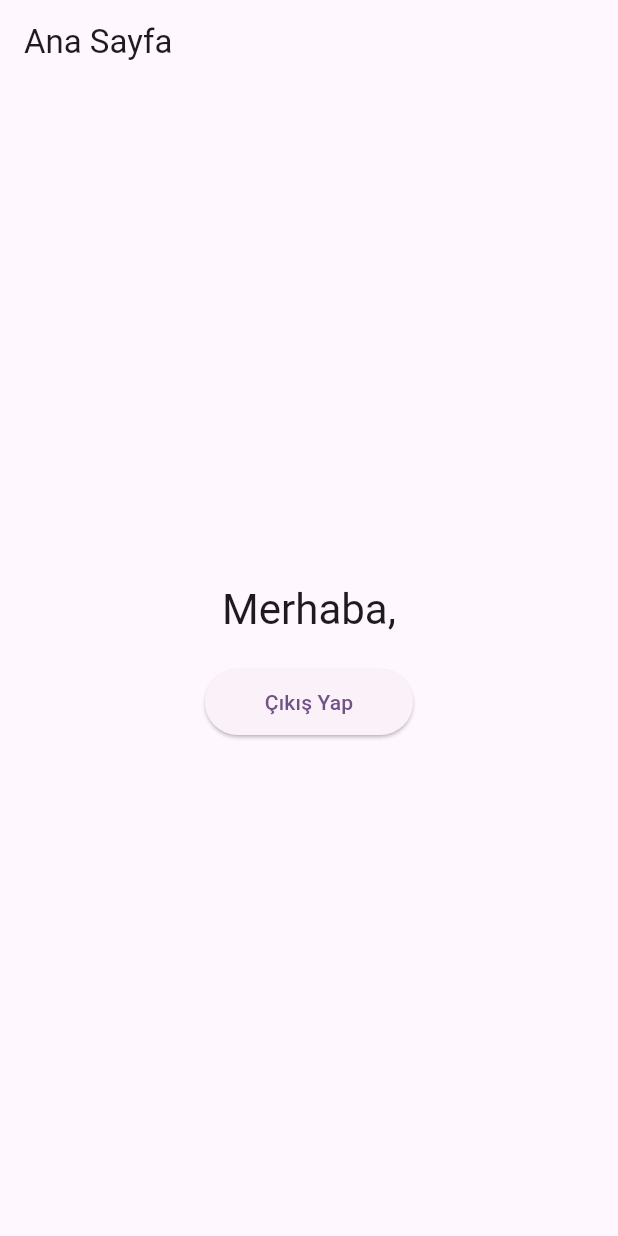
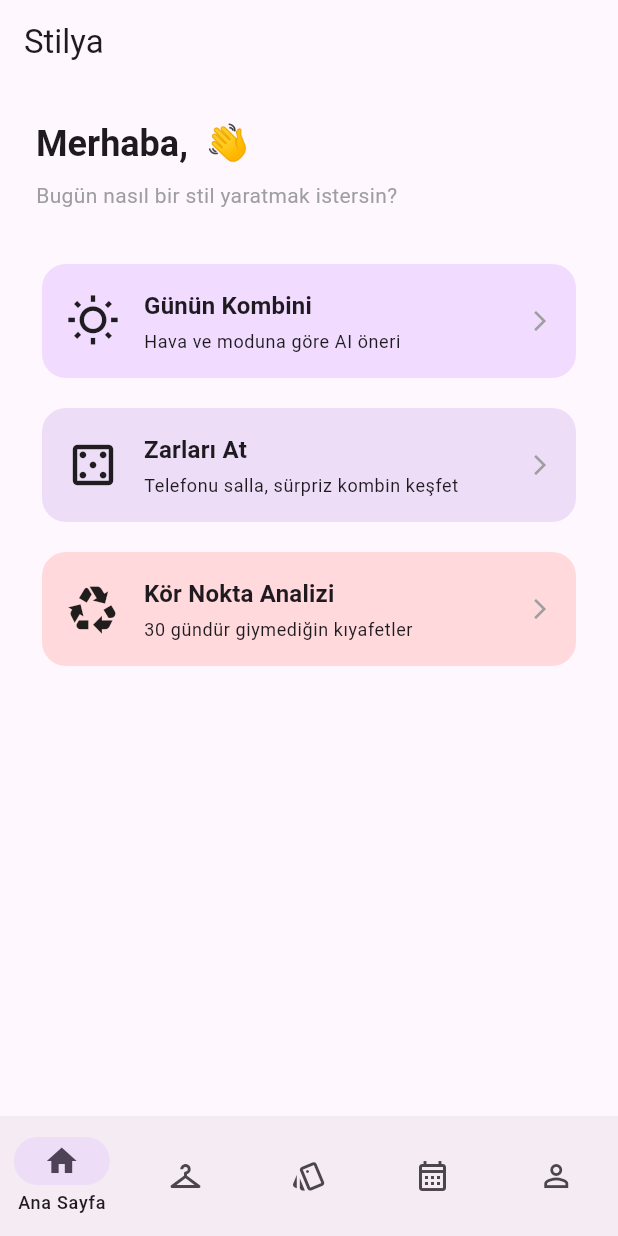
Before and after one commit to melike0019/Stilya, a Flutter app: the screen it shows once a user with an empty profile is signed in, on a phone screen of 412 x 824 dp. Run offline on Flutter 3.47's test engine with Material 3 defaults, Android fonts, the phone set to English and light mode, and no system bars; our stand-ins replace cloud_firestore, firebase_auth, firebase_core, firebase_storage, flutter_image_compress; accounts and stored records are empty.

Commit message:
feat: Navigasyon tamamlandı - MainShell ve tab ekranları eklendi
- MainShell: IndexedStack + NavigationBar ile 5 sekmeli ana kabuk (Ana Sayfa, Gardırop, Kombin, Ajanda, Profil)

- HomeScreen: karşılama mesajı ve özellik önizleme kartları ile güncellendi

- ProfileScreen: avatar, kullanıcı bilgileri ve çıkış butonu

- WardrobeScreen, OutfitScreen, PlannerScreen: Faz-2/3 için placeholder

- AuthGate: giriş sonrası HomeScreen yerine MainShell'e yönlendirildi

```diff
--- a/lib/screens/auth/auth_gate.dart
+++ b/lib/screens/auth/auth_gate.dart
@@ -3,7 +3,7 @@ import 'package:provider/provider.dart';
 
 import '../../providers/auth_provider.dart';
 import 'auth_screen.dart';
-import '../../screens/home/home_screen.dart';
+import '../main_shell.dart';
 
 class AuthGate extends StatelessWidget {
   const AuthGate({super.key});
@@ -24,6 +24,6 @@ class AuthGate extends StatelessWidget {
       return const AuthScreen();
     }
 
-    return const HomeScreen();
+    return const MainShell();
   }
 }
--- a/lib/screens/home/home_screen.dart
+++ b/lib/screens/home/home_screen.dart
@@ -9,42 +9,109 @@ class HomeScreen extends StatelessWidget {
   @override
   Widget build(BuildContext context) {
     final auth = context.watch<AuthProvider>();
-
     final name = auth.user?.displayName ?? auth.user?.email ?? 'Kullanıcı';
 
     return Scaffold(
       appBar: AppBar(
-        title: const Text('Ana Sayfa'),
+        title: const Text('Stilya'),
+        centerTitle: false,
       ),
       body: SafeArea(
-        child: Center(
         child: Padding(
           padding: const EdgeInsets.all(24),
           child: Column(
-              mainAxisSize: MainAxisSize.min,
+            crossAxisAlignment: CrossAxisAlignment.start,
             children: [
               Text(
-                  'Merhaba, $name',
-                  style: Theme.of(context).textTheme.headlineMedium,
-                  textAlign: TextAlign.center,
-                ),
-                const SizedBox(height: 20),
-                ElevatedButton(
-                  onPressed: auth.isLoading
-                      ? null
-                      : () async {
-                          await context.read<AuthProvider>().signOut();
-                        },
-                  child: const Padding(
-                    padding: EdgeInsets.symmetric(vertical: 12, horizontal: 16),
-                    child: Text('Çıkış Yap'),
+                'Merhaba, $name 👋',
+                style: Theme.of(context).textTheme.headlineSmall?.copyWith(
+                      fontWeight: FontWeight.bold,
                     ),
               ),
+              const SizedBox(height: 8),
+              Text(
+                'Bugün nasıl bir stil yaratmak istersin?',
+                style: Theme.of(context).textTheme.bodyMedium?.copyWith(
+                      color: Colors.grey,
+                    ),
+              ),
+              const SizedBox(height: 32),
+              // Yakında gelecek özellik kartları
+              _FeatureCard(
+                icon: Icons.wb_sunny_outlined,
+                title: 'Günün Kombini',
+                subtitle: 'Hava ve moduna göre AI öneri',
+                color: Theme.of(context).colorScheme.primaryContainer,
+              ),
+              const SizedBox(height: 12),
+              _FeatureCard(
+                icon: Icons.casino_outlined,
+                title: 'Zarları At',
+                subtitle: 'Telefonu salla, sürpriz kombin keşfet',
+                color: Theme.of(context).colorScheme.secondaryContainer,
+              ),
+              const SizedBox(height: 12),
+              _FeatureCard(
+                icon: Icons.recycling_outlined,
+                title: 'Kör Nokta Analizi',
+                subtitle: '30 gündür giymediğin kıyafetler',
+                color: Theme.of(context).colorScheme.tertiaryContainer,
+              ),
             ],
-            ),
           ),
         ),
       ),
     );
   }
 }
+
+class _FeatureCard extends StatelessWidget {
+  final IconData icon;
+  final String title;
+  final String subtitle;
+  final Color color;
+
+  const _FeatureCard({
+    required this.icon,
+    required this.title,
+    required this.subtitle,
+    required this.color,
+  });
+
+  @override
+  Widget build(BuildContext context) {
+    return Card(
+      color: color,
+      elevation: 0,
+      shape: RoundedRectangleBorder(borderRadius: BorderRadius.circular(16)),
+      child: Padding(
+        padding: const EdgeInsets.all(16),
+        child: Row(
+          children: [
+            Icon(icon, size: 36),
+            const SizedBox(width: 16),
+            Expanded(
+              child: Column(
+                crossAxisAlignment: CrossAxisAlignment.start,
+                children: [
+                  Text(
+                    title,
+                    style: Theme.of(context).textTheme.titleMedium?.copyWith(
+                          fontWeight: FontWeight.bold,
+                        ),
+                  ),
+                  const SizedBox(height: 4),
+                  Text(
+                    subtitle,
+                    style: Theme.of(context).textTheme.bodySmall,
+                  ),
+                ],
+              ),
+            ),
+            const Icon(Icons.arrow_forward_ios, size: 16, color: Colors.grey),
+          ],
+        ),
+      ),
+    );
+  }
+}
--- /dev/null
+++ b/lib/screens/main_shell.dart
@@ -0,0 +1,74 @@
+import 'package:flutter/material.dart';
+
+import 'home/home_screen.dart';
+import 'wardrobe/wardrobe_screen.dart';
+import 'outfit/outfit_screen.dart';
+import 'planner/planner_screen.dart';
+import 'profile/profile_screen.dart';
+
+class MainShell extends StatefulWidget {
+  const MainShell({super.key});
+
+  @override
+  State<MainShell> createState() => _MainShellState();
+}
+
+class _MainShellState extends State<MainShell> {
+  int _currentIndex = 0;
+
+  // IndexedStack tüm sekmeleri bellekte tutar → sekme değişiminde state kaybolmaz
+  static const List<Widget> _screens = [
+    HomeScreen(),
+    WardrobeScreen(),
+    OutfitScreen(),
+    PlannerScreen(),
+    ProfileScreen(),
+  ];
+
+  static const List<NavigationDestination> _destinations = [
+    NavigationDestination(
+      icon: Icon(Icons.home_outlined),
+      selectedIcon: Icon(Icons.home),
+      label: 'Ana Sayfa',
+    ),
+    NavigationDestination(
+      icon: Icon(Icons.checkroom_outlined),
+      selectedIcon: Icon(Icons.checkroom),
+      label: 'Gardırop',
+    ),
+    NavigationDestination(
+      icon: Icon(Icons.style_outlined),
+      selectedIcon: Icon(Icons.style),
+      label: 'Kombin',
+    ),
+    NavigationDestination(
+      icon: Icon(Icons.calendar_month_outlined),
+      selectedIcon: Icon(Icons.calendar_month),
+      label: 'Ajanda',
+    ),
+    NavigationDestination(
+      icon: Icon(Icons.person_outline),
+      selectedIcon: Icon(Icons.person),
+      label: 'Profil',
+    ),
+  ];
+
+  @override
+  Widget build(BuildContext context) {
+    return Scaffold(
+      body: IndexedStack(
+        index: _currentIndex,
+        children: _screens,
+      ),
+      bottomNavigationBar: NavigationBar(
+        selectedIndex: _currentIndex,
+        onDestinationSelected: (index) {
+          setState(() => _currentIndex = index);
+        },
+        destinations: _destinations,
+        labelBehavior: NavigationDestinationLabelBehavior.onlyShowSelected,
+        animationDuration: const Duration(milliseconds: 300),
+      ),
+    );
+  }
+}
```
Also changed, not shown: lib/screens/outfit/outfit_screen.dart (added, +27 -0 lines), lib/screens/planner/planner_screen.dart (added, +27 -0 lines), lib/screens/profile/profile_screen.dart (added, +78 -0 lines), lib/screens/wardrobe/wardrobe_screen.dart (added, +27 -0 lines). Lines whose indentation alone changed are shown as unchanged.
